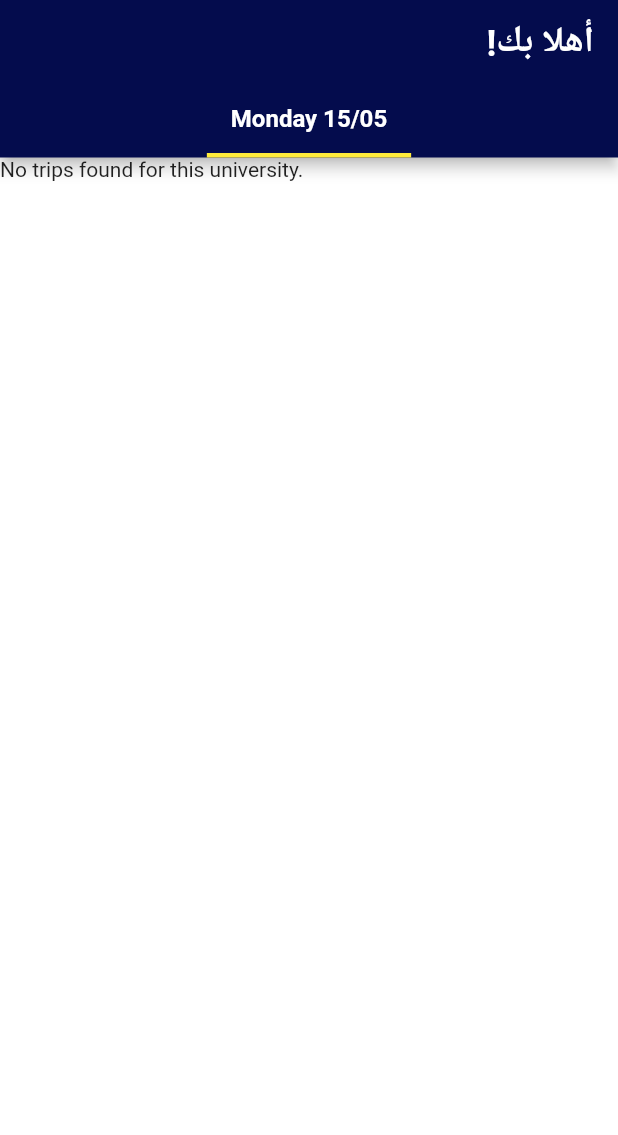
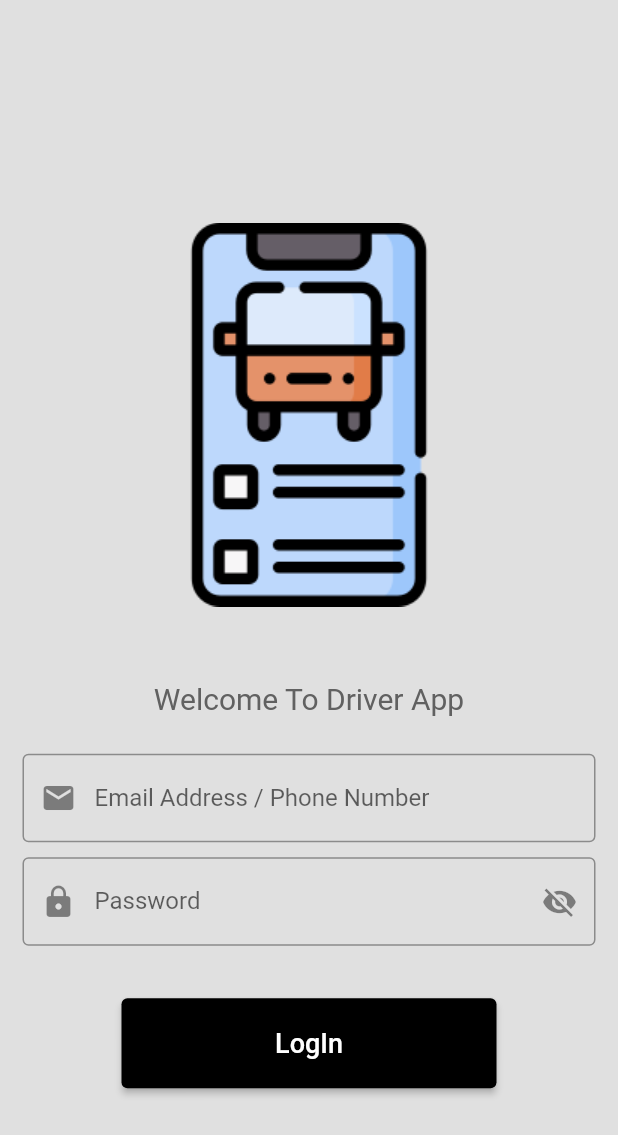
Before and after one commit to Hasan-Alii/wasalny, a Flutter app: the screen it shows after launch, on a phone screen of 412 x 824 dp. Shown: the top 1135 px of the screen. Run offline on Flutter 3.47's test engine with Material 2 defaults, Android fonts, the phone set to English and light mode, and no system bars; our stand-ins replace cloud_firestore, firebase_auth, firebase_core, floating_bottom_navigation_bar, fluttertoast, google_maps_flutter and 2 more; missing offline and left inert: dart:ffi, flutter_polyline_points; accounts and stored records are empty.

Commit message:
login added

```diff
--- /dev/null
+++ b/lib/login/login_page.dart
@@ -0,0 +1,130 @@
+import 'package:cloud_firestore/cloud_firestore.dart';
+import 'package:flutter/material.dart';
+import 'package:fluttertoast/fluttertoast.dart';
+import 'package:wasalny/login/text_field.dart';
+import '../screens_driver/driver_home_page.dart';
+import 'package:firebase_auth/firebase_auth.dart';
+
+class LoginPage extends StatefulWidget {
+  LoginPage({super.key});
+
+  @override
+  State<LoginPage> createState() => _LoginPageState();
+}
+
+class _LoginPageState extends State<LoginPage> {
+  final usernameController = TextEditingController();
+
+  final passwordController = TextEditingController();
+
+  bool pass= true;
+
+  @override
+  Widget build(BuildContext context) {
+    return Scaffold(
+      backgroundColor: Colors.grey[300],
+      body: SafeArea(
+        child: Center(
+          child: SingleChildScrollView(
+            child: Padding(
+              padding: const EdgeInsets.all(15.0),
+              child: Column(
+                mainAxisAlignment: MainAxisAlignment.center,
+                children: [
+                  const SizedBox(height: 50),
+                  Image.asset('assets/images/mobile-app.png'),
+                  const SizedBox(height: 50),
+                  Text(
+                    "Welcome To Driver App",
+                    style: TextStyle(
+                      color: Colors.grey[700],
+                      fontSize: 20,
+                    ),
+                  ),
+                  const SizedBox(height: 25),
+                TextFormField(
+                  controller: usernameController,
+                  keyboardType: TextInputType.emailAddress,
+                  decoration: InputDecoration(
+                    labelText: 'Email Address / Phone Number',
+                    prefixIcon: Icon(Icons.email),
+                    border: OutlineInputBorder(),
+                  ),
+                ),
+                  const SizedBox(height: 10),
+                TextFormField(
+                  obscureText: pass,
+                  controller: passwordController,
+                  decoration: InputDecoration(
+                      border: OutlineInputBorder(),
+                      labelText: 'Password',
+                      prefixIcon: Icon(Icons.lock),
+                      suffixIcon: IconButton(onPressed:(){setState(() {
+                        pass=!pass;
+                      });} ,icon: Icon(pass ? Icons.visibility_off : Icons.visibility),)
+                  ),
+                ),
+                  const SizedBox(height: 10),
+                  // Padding(
+                  //   padding: const EdgeInsets.symmetric(horizontal: 25.0),
+                  //   child: Row(
+                  //     mainAxisAlignment: MainAxisAlignment.end,
+                  //     children: [
+                  //       Text(
+                  //         'Forgot Password?',
+                  //         style: TextStyle(color: Colors.grey[600]),
+                  //       ),
+                  //     ],
+                  //   ),
+                  // ),
+
+                  const SizedBox(height: 25),
+                  Container(
+                    height: 60,
+                    width: 250,
+                    child: ElevatedButton(
+                        onPressed: () {
+                          FirebaseFirestore.instance
+                              .collection('driver')
+                              .get()
+                              .then((value) {
+                            bool loggedIn = false;
+                            value.docs.forEach((element){
+                              if(element.data()['driverMail']==usernameController.text||element.data()['driverPhone']==usernameController.text)
+                              {
+                                if(element.data()['driverPass']==passwordController.text)
+                                {
+                                  loggedIn = true;
+                                  Navigator.push(context, MaterialPageRoute(builder: (context)
+                                  => DriverHomePage()));
+                                }
+                              }
+                            });
+                            if(!loggedIn){
+                              ScaffoldMessenger.of(context).showSnackBar(
+                                SnackBar(
+                                  content: Text('Incorrect username or password'),
+                                  duration: Duration(seconds: 2),
+                                  backgroundColor: Colors.red,
+                                ),
+                              );
+                            }
+                          });
+                        },/////////////////////////////////////
+                        style: ElevatedButton.styleFrom(
+                          backgroundColor: Colors.black, // Background color
+                        ),
+                        child: const Text(
+                          'LogIn',
+                          style: TextStyle(fontSize: 18),
+                        )),
+                  ),
+                ],
+              ),
+            ),
+          ),
+        ),
+      ),
+    );
+  }
+}
--- a/lib/main.dart
+++ b/lib/main.dart
@@ -13,6 +13,8 @@ import 'package:wasalny/screens_wasalny/destination_page.dart';
 import 'package:wasalny/screens_wasalny/payment_page_1.dart';
 import 'package:wasalny/screens_wasalny/payment_page_2.dart';
 import 'package:wasalny/screens_wasalny/settings_page.dart';
+import 'package:wasalny/login/login_page.dart';
+
 
 
 Future<void> main() async {
@@ -33,7 +35,7 @@ class MyApp extends StatelessWidget {
       theme: ThemeData(
         primarySwatch: Colors.blue,
       ),
-      home: DriverHomePage(),
+      home: LoginPage(),
     );
   }
 }
```
Also changed, not shown: lib/login/auth.dart (added, +9 -0 lines), lib/login/driver info.txt (added, +16 -0 lines), lib/login/mybutton.dart (added, +29 -0 lines), lib/login/text_field.dart (added, +44 -0 lines), lib/screens_driver/maher_screen.dart (+13 -10 lines), lib/screens_driver/map_page.dart (+11 -4 lines), lib/screens_driver/polyline_handler.dart (added, +111 -0 lines), lib/screens_driver/rider1.dart (+5 -3 lines), pubspec.yaml (+5 -4 lines), assets/fonts/Poppins-SemiBold.ttf (deleted), assets/images/14_No Search Results.png (deleted), assets/images/mobile-app.png (added), pubspec.lock.
